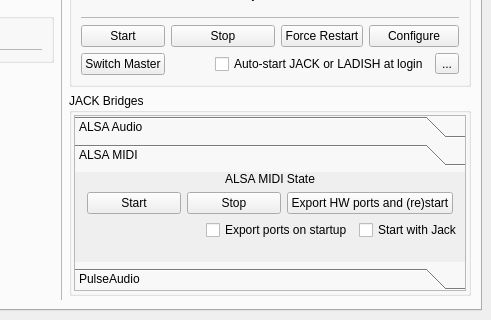
The window that resources/ui/cadence.ui (falkTX/Cadence) describes before a commit, drawn with Qt 5; both pictures show x 249 to 740 and y 247 to 567 of the 740 by 567 pixel window.
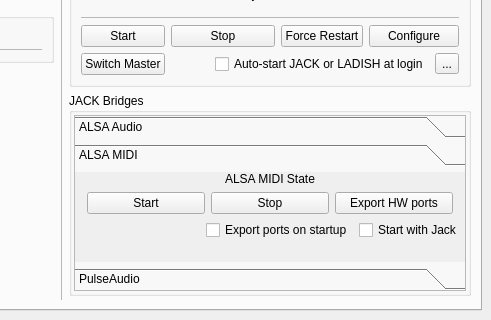
The same window after the commit. The open tabs and pages were chosen to show the change. Icons and pictures are not drawn. Custom widgets are drawn as their Qt base class.

Diff of the .ui file:
```diff
--- a/resources/ui/cadence.ui
+++ b/resources/ui/cadence.ui
@@ -785,7 +785,7 @@
                    <item>
                     <widget class="QPushButton" name="b_a2j_export_hw">
                      <property name="text">
-                      <string>Export HW ports and (re)start</string>
+                      <string>Export HW ports</string>
                      </property>
                     </widget>
                    </item>
```
